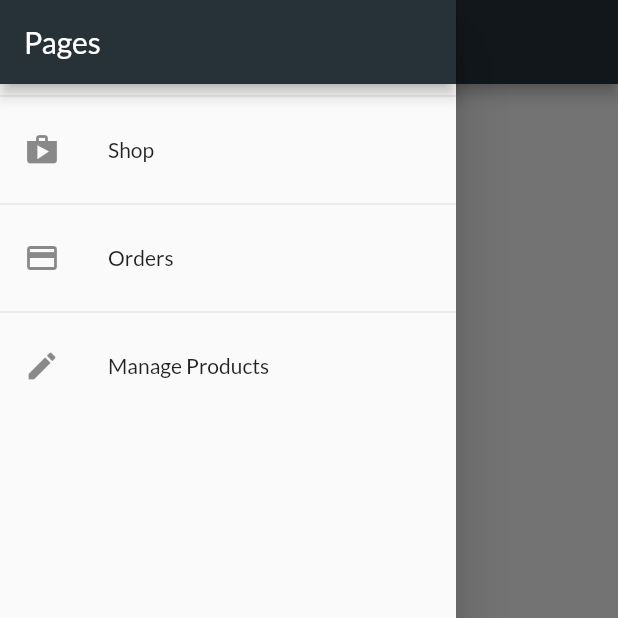
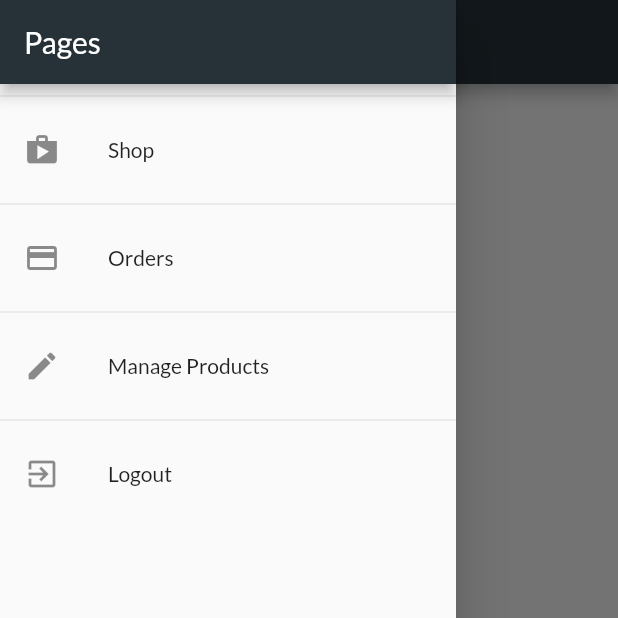
Before and after one commit to Moonbladez/flutter-shop, a Flutter app: the OrdersScreen screen opened by its route, with the side drawer open, on a phone screen of 412 x 824 dp, the top half of it. Run offline on Flutter 3.47's test engine with Material 2 defaults, Android fonts, the phone set to English and light mode, and no system bars; network calls fail.

Commit message:
logout functionality added

```diff
--- a/lib/widgets/app_drawer.dart
+++ b/lib/widgets/app_drawer.dart
@@ -1,4 +1,7 @@
 import 'package:flutter/material.dart';
+import 'package:provider/provider.dart';
+
+import "./../providers/auth.dart";
 
 import "./../screens/user_products_screen.dart";
 import "./../screens/orders_screen.dart";
@@ -36,6 +39,15 @@ class AppDrawer extends StatelessWidget {
                 .pushReplacementNamed(UserProductsScreen.routeName);
           },
           title: Text("Manage Products"),
+        ),
+        Divider(),
+        ListTile(
+          leading: Icon(Icons.exit_to_app),
+          onTap: () {
+            Navigator.of(context).pop();
+            Provider.of<Auth>(context, listen: false).logout();
+          },
+          title: Text("Logout"),
         )
       ]),
     );
```
Also changed, not shown: lib/providers/auth.dart (+22 -0 lines).
